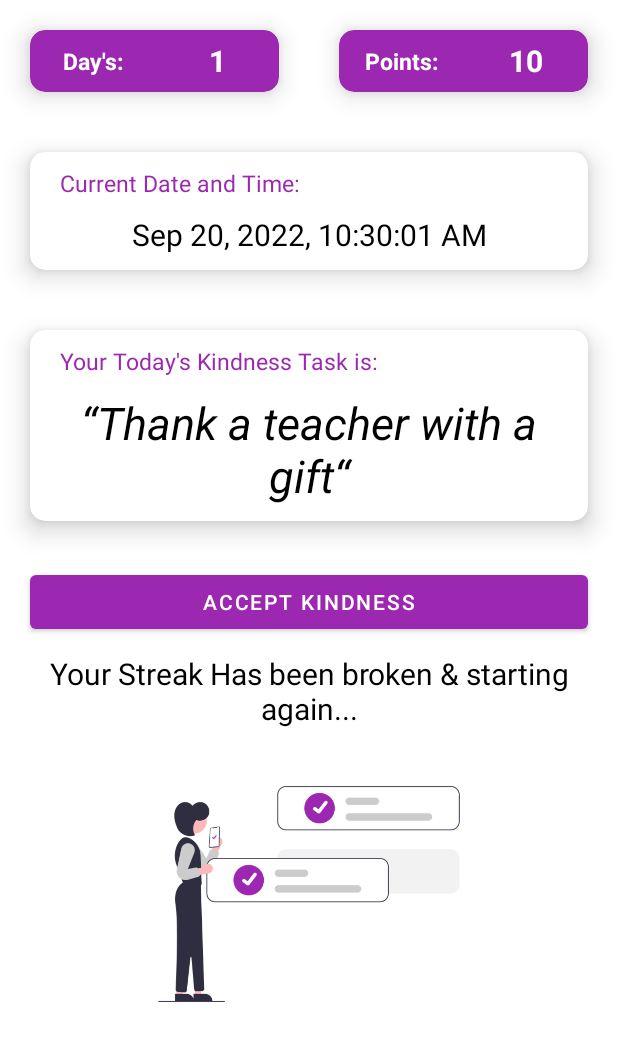
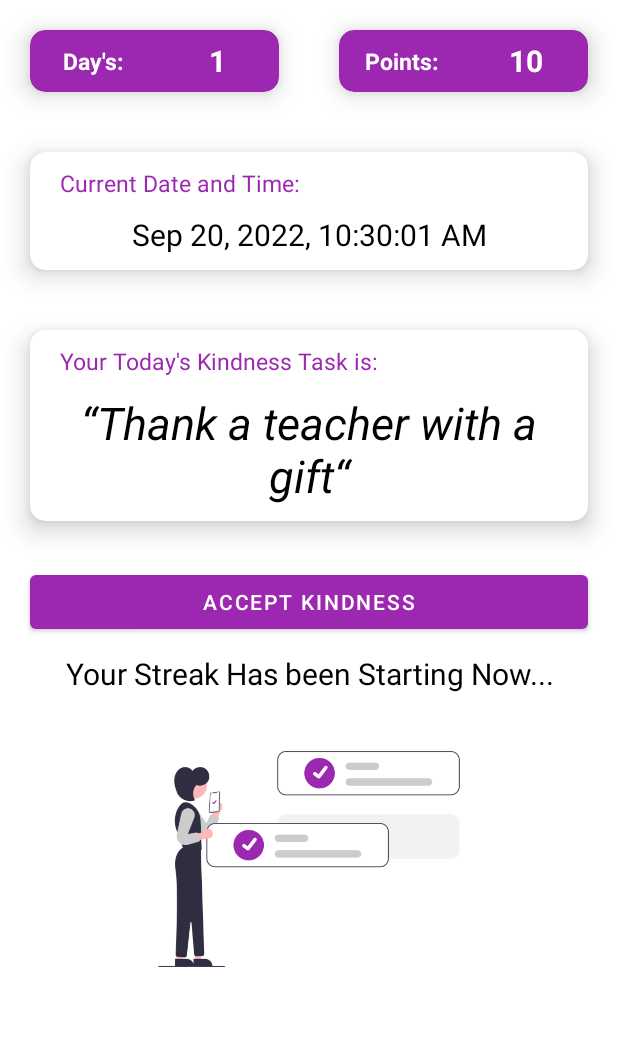
Before and after one commit to Moutamid/Random_Streak, an Android app: the screen it shows after launch (MainActivity), on a phone screen of 412 x 824 dp, the part 84-1145 px from its top. Run offline under Robolectric (Android 15) with nearby library versions, the light colour scheme and no system bars.

Commit message:
new changes

```diff
--- a/app/src/main/java/com/moutamid/random_streak/MainActivity.java
+++ b/app/src/main/java/com/moutamid/random_streak/MainActivity.java
@@ -10,7 +10,6 @@ import android.widget.EditText;
 import android.widget.ImageView;
 import android.widget.Switch;
 import android.widget.TextView;
-import android.widget.Toast;
 
 import java.text.SimpleDateFormat;
 import java.util.Calendar;
@@ -37,10 +36,12 @@ public class MainActivity extends AppCompatActivity {
     public static final String TEXT = "text";
     public static final String TEXT2 = "text2";
     public static final String TEXT3 = "text3";
+    public static final String TEXT4 = "text4";
 
     private String text;
     private String text2;
     private String text3;
+    private String text4;
 
     int previous_date;
     int current_date;
@@ -189,7 +190,6 @@ public class MainActivity extends AppCompatActivity {
 
     @Override
     protected void onStart() {
-        pointsScore();
 
         String dDtV = date_tv.getText().toString().trim();
         String pD = prev_date.getText().toString().trim();
@@ -199,11 +199,10 @@ public class MainActivity extends AppCompatActivity {
         if (pD.matches(dD)){
             tick.setVisibility(View.VISIBLE);
             close.setVisibility(View.GONE);
-            Toast.makeText(MainActivity.this, "Streak Available to send", Toast.LENGTH_SHORT).show();
             status_text.setText("Streak Available to send... Click on Button to Accept Kindness");
             result.setText("True");
             if (dDtV.matches(dD)){
-                //Toast.makeText(this, "nothing in true", Toast.LENGTH_SHORT).show();
+
             }
             else{
                 String sCounter = score.getText().toString().trim();
@@ -300,16 +299,14 @@ public class MainActivity extends AppCompatActivity {
         else if (!pD.matches(dD)) {
             tick.setVisibility(View.GONE);
             close.setVisibility(View.VISIBLE);
-            Toast.makeText(MainActivity.this, "Already Sent Streak", Toast.LENGTH_SHORT).show();
             status_text.setText("Already Sent Streak");
             result.setText("False");
             if (dDtV.matches(dD)){
-                //Toast.makeText(this, "nothing in false", Toast.LENGTH_SHORT).show();
+
             }
             else{
                 score.setText("1");
-                Toast.makeText(this, "Your Streak Has been broken...", Toast.LENGTH_SHORT).show();
-                status_text.setText("Your Streak Has been broken & starting again...");
+                status_text.setText("Your Streak Has been Starting Now...");
                 tick.setVisibility(View.VISIBLE);
                 close.setVisibility(View.GONE);
                 pointsScore();
@@ -409,9 +406,9 @@ public class MainActivity extends AppCompatActivity {
         editor.putString(TEXT , date_tv.getText().toString());
         editor.putString(TEXT2 , prev_date.getText().toString());
         editor.putString(TEXT3 , score.getText().toString());
+        editor.putString(TEXT4 , points.getText().toString());
 
         editor.apply();
-        //Toast.makeText(this, "Data saved", Toast.LENGTH_SHORT).show();
         status_text.setText("Today's Streak Done - Wait till Tomorrow");
         tick.setVisibility(View.GONE);
         close.setVisibility(View.VISIBLE);
@@ -422,11 +419,13 @@ public class MainActivity extends AppCompatActivity {
         text = sharedPreferences.getString(TEXT , "");
         text2 = sharedPreferences.getString(TEXT2 , "");
         text3 = sharedPreferences.getString(TEXT3 , "");
+        text4 = sharedPreferences.getString(TEXT4 , "");
     }
 
     public void updateData() {
         date_tv.setText(text);
         prev_date.setText(text2);
         score.setText(text3);
+        points.setText(text4);
     }
 }
```
